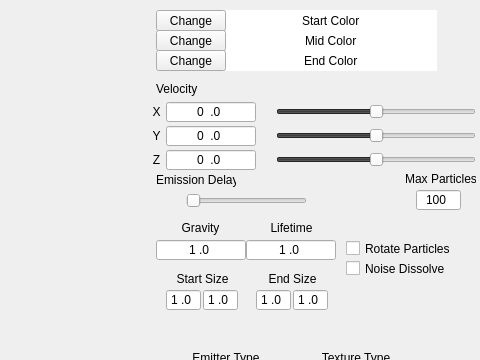
The window that TA_ParticleEditor/TA_ParticleEditor/particleeditor.ui (Stureplan/TA_ParticleEditor) describes before a commit, drawn with Qt 5; both pictures show x 504 to 984 and y 0 to 360 of the 984 by 638 pixel window.
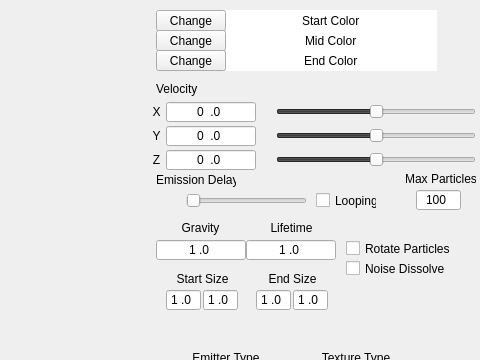
The same window after the commit. Custom widgets are drawn as their Qt base class.

Commit message: New Looping property (emit once or loop)

The edit to the form file:
```diff
--- a/TA_ParticleEditor/TA_ParticleEditor/particleeditor.ui
+++ b/TA_ParticleEditor/TA_ParticleEditor/particleeditor.ui
@@ -1149,6 +1149,19 @@
      <string>Noise Dissolve</string>
     </property>
    </widget>
+   <widget class="QCheckBox" name="looping">
+    <property name="geometry">
+     <rect>
+      <x>820</x>
+      <y>192</y>
+      <width>61</width>
+      <height>17</height>
+     </rect>
+    </property>
+    <property name="text">
+     <string>Looping</string>
+    </property>
+   </widget>
   </widget>
  </widget>
  <layoutdefault spacing="6" margin="11"/>
```
Left out of the diff: 17 changed lines with no effect on the pictures. The commit also changes 10 other files.
